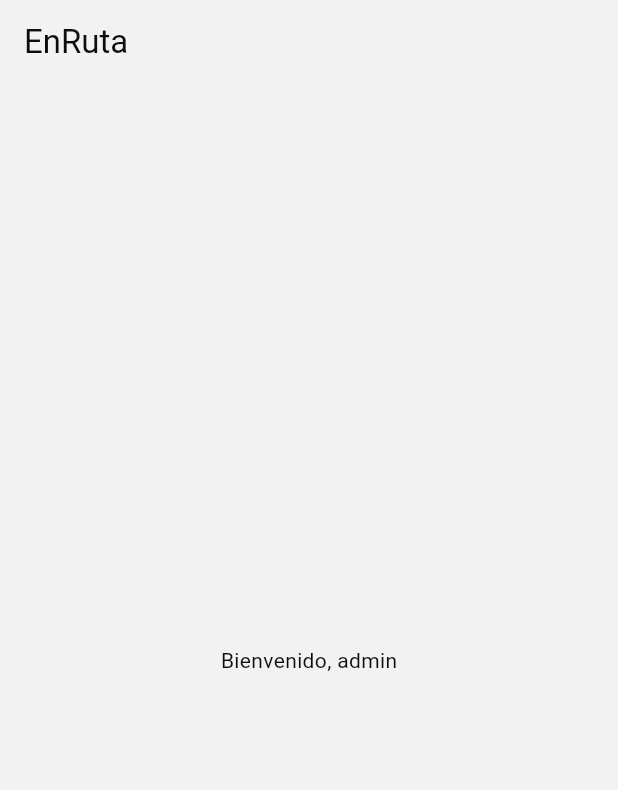
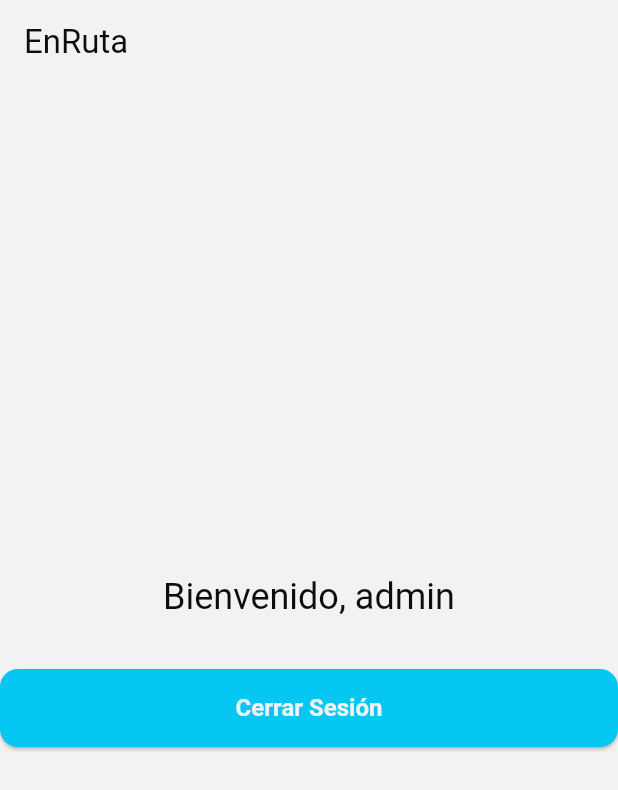
Before and after one commit to julian-alfonzo/EnRuta-Flutter, a Flutter app: the screen it shows after launch, after a tap on "Acceso Dev", on a phone screen of 412 x 824 dp. Shown: the top 790 px of the screen. Run offline on Flutter 3.47's test engine with Material 3 defaults, Android fonts, the phone set to English and light mode, and no system bars.

Commit message:
feat(ui): Implement Home Screen with welcome message and logout

```diff
--- a/enruta/lib/screens/home_screen.dart
+++ b/enruta/lib/screens/home_screen.dart
@@ -1,4 +1,6 @@
 import 'package:flutter/material.dart';
+
+import 'login_screen.dart';
 
 class HomeScreen extends StatelessWidget {
   final String username;
@@ -12,7 +14,27 @@ class HomeScreen extends StatelessWidget {
         title: const Text('EnRuta'),
       ),
       body: Center(
-        child: Text('Bienvenido, $username'),
+        child: Column(
+          mainAxisAlignment: MainAxisAlignment.center,
+          children: [
+            Text(
+              'Bienvenido, $username',
+              style: Theme.of(context).textTheme.headlineSmall,
+            ),
+            const SizedBox(height: 32),
+            ElevatedButton(
+              onPressed: () {
+                Navigator.pushReplacement(
+                  context,
+                  MaterialPageRoute(
+                    builder: (_) => const LoginScreen(),
+                  ),
+                );
+              },
+              child: const Text('Cerrar Sesión'),
+            ),
+          ],
+        ),
       ),
     );
   }
```
Also changed, not shown: 2 other files.
